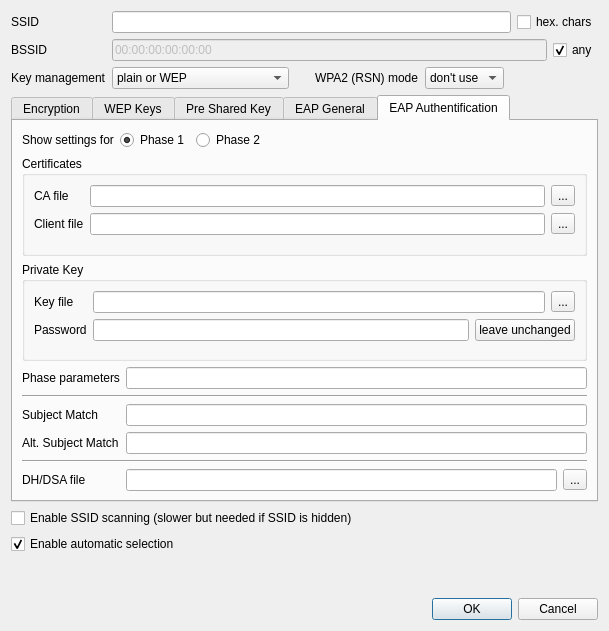
This is qnut/apconfexp.ui in dosnut/nut as Qt 5 draws it before an edit. The edited form follows.
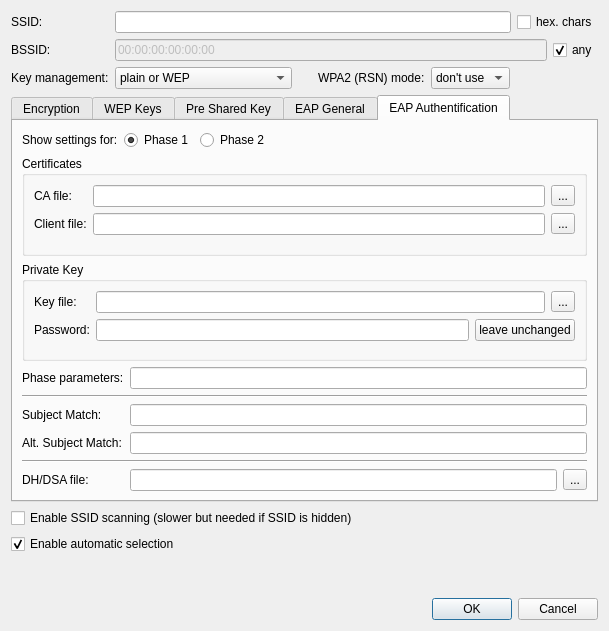
This is the edited form. The open tabs and pages were chosen to show the change.

Commit message: [qnut/wireless] update label strings

```diff
--- a/qnut/apconfexp.ui
+++ b/qnut/apconfexp.ui
@@ -23,7 +23,7 @@
      <item row="0" column="0">
       <widget class="QLabel" name="ssidLabel">
        <property name="text">
-        <string>SSID</string>
+        <string>SSID:</string>
        </property>
        <property name="buddy">
         <cstring>ssidEdit</cstring>
@@ -47,7 +47,7 @@
      <item row="1" column="0">
       <widget class="QLabel" name="bssidLabel">
        <property name="text">
-        <string>BSSID</string>
+        <string>BSSID:</string>
        </property>
        <property name="buddy">
         <cstring>bssidEdit</cstring>
@@ -84,7 +84,7 @@
      <item row="2" column="0">
       <widget class="QLabel" name="keyManagementLabel">
        <property name="text">
-        <string>Key management</string>
+        <string>Key management:</string>
        </property>
        <property name="buddy">
         <cstring>keyManagementCombo</cstring>
@@ -136,7 +136,7 @@
        <item>
         <widget class="QLabel" name="rsnLabel">
          <property name="text">
-          <string>WPA2 (RSN) mode</string>
+          <string>WPA2 (RSN) mode:</string>
          </property>
          <property name="buddy">
           <cstring>rsnCombo</cstring>
@@ -847,7 +847,7 @@
          <item>
           <widget class="QLabel" name="phaseShowLabel">
            <property name="text">
-            <string>Show settings for</string>
+            <string>Show settings for:</string>
            </property>
            <property name="buddy">
             <cstring>phase1Radio</cstring>
@@ -898,7 +898,7 @@
           <item row="0" column="0">
            <widget class="QLabel" name="caLabel">
             <property name="text">
-             <string>CA file</string>
+             <string>CA file:</string>
             </property>
             <property name="buddy">
              <cstring>caFileEdit</cstring>
@@ -922,7 +922,7 @@
           <item row="1" column="0">
            <widget class="QLabel" name="clientLabel">
             <property name="text">
-             <string>Client file</string>
+             <string>Client file:</string>
             </property>
             <property name="buddy">
              <cstring>clientFileEdit</cstring>
@@ -955,7 +955,7 @@
           <item row="0" column="0">
            <widget class="QLabel" name="keyFileLabel">
             <property name="text">
-             <string>Key file</string>
+             <string>Key file:</string>
             </property>
             <property name="buddy">
              <cstring>keyFileEdit</cstring>
@@ -979,7 +979,7 @@
           <item row="1" column="0">
            <widget class="QLabel" name="keyPasswordLabel">
             <property name="text">
-             <string>Password</string>
+             <string>Password:</string>
             </property>
             <property name="buddy">
              <cstring>keyPasswordEdit</cstring>
@@ -1018,7 +1018,7 @@
          <item row="0" column="0">
           <widget class="QLabel" name="phaseParamLabel">
            <property name="text">
-            <string>Phase parameters</string>
+            <string>Phase parameters:</string>
            </property>
            <property name="buddy">
             <cstring>phaseParamEdit</cstring>
@@ -1038,7 +1038,7 @@
          <item row="2" column="0">
           <widget class="QLabel" name="subjectMatchLabel">
            <property name="text">
-            <string>Subject Match</string>
+            <string>Subject Match:</string>
            </property>
            <property name="buddy">
             <cstring>subjectMatchEdit</cstring>
@@ -1051,7 +1051,7 @@
          <item row="3" column="0">
           <widget class="QLabel" name="altSubjectMatchLabel">
            <property name="text">
-            <string>Alt. Subject Match</string>
+            <string>Alt. Subject Match:</string>
            </property>
            <property name="buddy">
             <cstring>altSubjectMatchEdit</cstring>
@@ -1064,7 +1064,7 @@
          <item row="5" column="0">
           <widget class="QLabel" name="dhFileLabel">
            <property name="text">
-            <string>DH/DSA file</string>
+            <string>DH/DSA file:</string>
            </property>
            <property name="buddy">
             <cstring>dhFileEdit</cstring>
```
Left out of the diff: 24 changed lines with no effect on the pictures.
